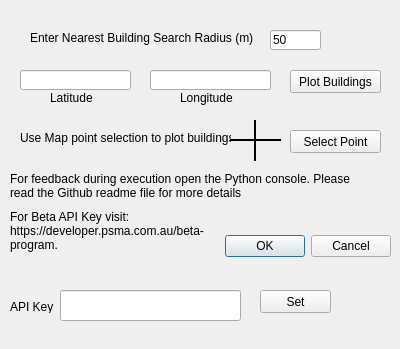
Before: the Qt Designer form nearest_building_dialog_base.ui in PSMA/beta-nearest-building, drawn with Qt 5.
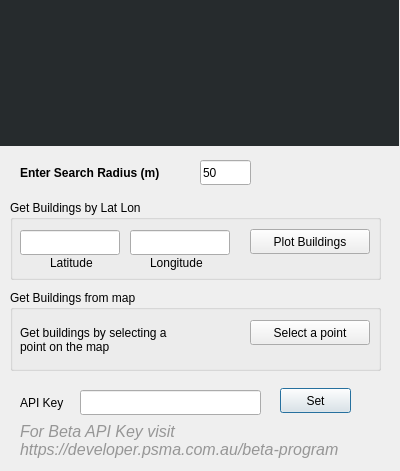
After: the same form once the commit is applied. Icons and pictures are not drawn.

What changed in the file:
```diff
--- a/nearest_building_dialog_base.ui
+++ b/nearest_building_dialog_base.ui
@@ -7,137 +7,45 @@
     <x>0</x>
     <y>0</y>
     <width>400</width>
-    <height>349</height>
+    <height>471</height>
    </rect>
   </property>
   <property name="windowTitle">
    <string>Nearest Building</string>
   </property>
-  <widget class="QDialogButtonBox" name="button_box">
+  <widget class="QLineEdit" name="input_radius">
    <property name="geometry">
     <rect>
-     <x>50</x>
-     <y>230</y>
-     <width>341</width>
-     <height>32</height>
-    </rect>
-   </property>
-   <property name="orientation">
-    <enum>Qt::Horizontal</enum>
-   </property>
-   <property name="standardButtons">
-    <set>QDialogButtonBox::Cancel|QDialogButtonBox::Ok</set>
-   </property>
-  </widget>
-  <widget class="QLineEdit" name="lineEdit">
-   <property name="geometry">
-    <rect>
-     <x>20</x>
-     <y>70</y>
-     <width>111</width>
-     <height>20</height>
-    </rect>
-   </property>
-  </widget>
-  <widget class="QLineEdit" name="lineEdit_2">
-   <property name="geometry">
-    <rect>
-     <x>150</x>
-     <y>70</y>
-     <width>121</width>
-     <height>20</height>
-    </rect>
-   </property>
-  </widget>
-  <widget class="QPushButton" name="pushButton">
-   <property name="geometry">
-    <rect>
-     <x>290</x>
-     <y>70</y>
-     <width>91</width>
-     <height>23</height>
-    </rect>
-   </property>
-   <property name="text">
-    <string>Plot Buildings</string>
-   </property>
-  </widget>
-  <widget class="QPushButton" name="pushButton_2">
-   <property name="geometry">
-    <rect>
-     <x>290</x>
-     <y>130</y>
-     <width>91</width>
-     <height>23</height>
-    </rect>
-   </property>
-   <property name="text">
-    <string>Select Point</string>
-   </property>
-  </widget>
-  <widget class="QLabel" name="label">
-   <property name="geometry">
-    <rect>
-     <x>20</x>
-     <y>130</y>
-     <width>211</width>
-     <height>16</height>
-    </rect>
-   </property>
-   <property name="text">
-    <string>Use Map point selection to plot buildings </string>
-   </property>
-  </widget>
-  <widget class="QLabel" name="label_2">
-   <property name="geometry">
-    <rect>
-     <x>50</x>
-     <y>90</y>
-     <width>47</width>
-     <height>16</height>
-    </rect>
-   </property>
-   <property name="text">
-    <string>Latitude</string>
-   </property>
-  </widget>
-  <widget class="QLabel" name="label_3">
-   <property name="geometry">
-    <rect>
-     <x>180</x>
-     <y>90</y>
-     <width>91</width>
-     <height>16</height>
-    </rect>
-   </property>
-   <property name="text">
-    <string>Longitude</string>
-   </property>
-  </widget>
-  <widget class="QLineEdit" name="lineEdit_3">
-   <property name="geometry">
-    <rect>
-     <x>270</x>
-     <y>30</y>
+     <x>200</x>
+     <y>160</y>
      <width>51</width>
-     <height>20</height>
+     <height>25</height>
     </rect>
    </property>
    <property name="text">
     <string>50</string>
    </property>
+   <property name="placeholderText">
+    <string>50</string>
+   </property>
   </widget>
   <widget class="QLabel" name="label_4">
    <property name="geometry">
     <rect>
-     <x>30</x>
-     <y>30</y>
-     <width>241</width>
-     <height>16</height>
+     <x>20</x>
+     <y>160</y>
+     <width>161</width>
+     <height>25</height>
     </rect>
    </property>
+   <property name="font">
+    <font>
+     <weight>75</weight>
+     <bold>true</bold>
+    </font>
+   </property>
    <property name="text">
-    <string>Enter Nearest Building Search Radius (m)</string>
+    <string>Enter Search Radius (m)</string>
    </property>
    <property name="textFormat">
     <enum>Qt::AutoText</enum>
@@ -146,93 +54,110 @@
   <widget class="QLabel" name="label_5">
    <property name="geometry">
     <rect>
-     <x>10</x>
-     <y>200</y>
-     <width>221</width>
-     <height>61</height>
-    </rect>
-   </property>
-   <property name="text">
-    <string>For Beta API Key visit:                                                                                    https://developer.psma.com.au/beta-program. </string>
-   </property>
-   <property name="wordWrap">
-    <bool>true</bool>
-   </property>
-  </widget>
-  <widget class="QLabel" name="label_6">
-   <property name="geometry">
-    <rect>
-     <x>10</x>
-     <y>170</y>
-     <width>351</width>
-     <height>31</height>
-    </rect>
-   </property>
-   <property name="text">
-    <string>For feedback during execution open the Python console. Please read the Github readme file for more details</string>
-   </property>
-   <property name="wordWrap">
-    <bool>true</bool>
-   </property>
-  </widget>
-  <widget class="Line" name="line">
-   <property name="geometry">
-    <rect>
-     <x>230</x>
-     <y>130</y>
-     <width>51</width>
-     <height>20</height>
-    </rect>
-   </property>
-   <property name="frameShadow">
-    <enum>QFrame::Plain</enum>
-   </property>
-   <property name="lineWidth">
-    <number>2</number>
-   </property>
-   <property name="orientation">
-    <enum>Qt::Horizontal</enum>
-   </property>
-  </widget>
-  <widget class="Line" name="line_2">
-   <property name="geometry">
-    <rect>
-     <x>220</x>
-     <y>120</y>
-     <width>71</width>
+     <x>20</x>
+     <y>420</y>
+     <width>331</width>
      <height>41</height>
     </rect>
    </property>
-   <property name="cursor">
-    <cursorShape>ArrowCursor</cursorShape>
+   <property name="palette">
+    <palette>
+     <active>
+      <colorrole role="WindowText">
+       <brush brushstyle="SolidPattern">
+        <color alpha="255">
+         <red>150</red>
+         <green>150</green>
+         <blue>150</blue>
+        </color>
+       </brush>
+      </colorrole>
+      <colorrole role="Text">
+       <brush brushstyle="SolidPattern">
+        <color alpha="255">
+         <red>115</red>
+         <green>115</green>
+         <blue>115</blue>
+        </color>
+       </brush>
+      </colorrole>
+     </active>
+     <inactive>
+      <colorrole role="WindowText">
+       <brush brushstyle="SolidPattern">
+        <color alpha="255">
+         <red>150</red>
+         <green>150</green>
+         <blue>150</blue>
+        </color>
+       </brush>
+      </colorrole>
+      <colorrole role="Text">
+       <brush brushstyle="SolidPattern">
+        <color alpha="255">
+         <red>115</red>
+         <green>115</green>
+         <blue>115</blue>
+        </color>
+       </brush>
+      </colorrole>
+     </inactive>
+     <disabled>
+      <colorrole role="WindowText">
+       <brush brushstyle="SolidPattern">
+        <color alpha="255">
+         <red>128</red>
+         <green>128</green>
+         <blue>128</blue>
+        </color>
+       </brush>
+      </colorrole>
+      <colorrole role="Text">
+       <brush brushstyle="SolidPattern">
+        <color alpha="255">
+         <red>128</red>
+         <green>128</green>
+         <blue>128</blue>
+        </color>
+       </brush>
+      </colorrole>
+     </disabled>
+    </palette>
    </property>
-   <property name="frameShadow">
-    <enum>QFrame::Plain</enum>
+   <property name="font">
+    <font>
+     <pointsize>12</pointsize>
+     <italic>true</italic>
+    </font>
    </property>
-   <property name="lineWidth">
-    <number>2</number>
+   <property name="text">
+    <string>For Beta API Key visit
+https://developer.psma.com.au/beta-program </string>
    </property>
-   <property name="orientation">
-    <enum>Qt::Vertical</enum>
+   <property name="wordWrap">
+    <bool>true</bool>
    </property>
   </widget>
   <widget class="QLineEdit" name="lineEdit_4">
    <property name="geometry">
     <rect>
-     <x>60</x>
-     <y>290</y>
+     <x>80</x>
+     <y>390</y>
      <width>181</width>
-     <height>31</height>
+     <height>25</height>
     </rect>
    </property>
+   <property name="echoMode">
+    <enum>QLineEdit::Normal</enum>
+   </property>
   </widget>
   <widget class="QLabel" name="label_7">
    <property name="geometry">
     <rect>
-     <x>10</x>
-     <y>300</y>
+     <x>20</x>
+     <y>390</y>
      <width>47</width>
-     <height>13</height>
+     <height>25</height>
     </rect>
    </property>
    <property name="text">
@@ -242,16 +167,318 @@
   <widget class="QPushButton" name="pushButton_3">
    <property name="geometry">
     <rect>
-     <x>260</x>
-     <y>290</y>
+     <x>280</x>
+     <y>388</y>
      <width>71</width>
-     <height>23</height>
+     <height>25</height>
     </rect>
    </property>
    <property name="text">
     <string>Set</string>
    </property>
   </widget>
+  <widget class="QLabel" name="img_geoscape_logo">
+   <property name="geometry">
+    <rect>
+     <x>20</x>
+     <y>20</y>
+     <width>271</width>
+     <height>121</height>
+    </rect>
+   </property>
+   <property name="text">
+    <string/>
+   </property>
+   <property name="pixmap">
+    <pixmap>:/plugins/nearest_building/geoscape.png</pixmap>
+   </property>
+  </widget>
+  <widget class="QGroupBox" name="GetByLatLon">
+   <property name="geometry">
+    <rect>
+     <x>10</x>
+     <y>200</y>
+     <width>371</width>
+     <height>80</height>
+    </rect>
+   </property>
+   <property name="title">
+    <string>Get Buildings by Lat Lon</string>
+   </property>
+   <property name="flat">
+    <bool>false</bool>
+   </property>
+   <widget class="QPushButton" name="btn_buildings_by_latlon">
+    <property name="geometry">
+     <rect>
+      <x>240</x>
+      <y>29</y>
+      <width>120</width>
+      <height>25</height>
+     </rect>
+    </property>
+    <property name="text">
+     <string>Plot Buildings</string>
+    </property>
+   </widget>
+   <widget class="QLabel" name="label_3">
+    <property name="geometry">
+     <rect>
+      <x>140</x>
+      <y>55</y>
+      <width>91</width>
+      <height>16</height>
+     </rect>
+    </property>
+    <property name="text">
+     <string>Longitude</string>
+    </property>
+   </widget>
+   <widget class="QLabel" name="label_2">
+    <property name="geometry">
+     <rect>
+      <x>40</x>
+      <y>55</y>
+      <width>81</width>
+      <height>16</height>
+     </rect>
+    </property>
+    <property name="text">
+     <string>Latitude</string>
+    </property>
+   </widget>
+   <widget class="QLineEdit" name="lineEdit_2">
+    <property name="geometry">
+     <rect>
+      <x>120</x>
+      <y>30</y>
+      <width>100</width>
+      <height>25</height>
+     </rect>
+    </property>
+   </widget>
+   <widget class="QLineEdit" name="lineEdit">
+    <property name="geometry">
+     <rect>
+      <x>10</x>
+      <y>30</y>
+      <width>100</width>
+      <height>25</height>
+     </rect>
+    </property>
+   </widget>
+  </widget>
+  <widget class="QGroupBox" name="GetByMap">
+   <property name="geometry">
+    <rect>
+     <x>10</x>
+     <y>290</y>
+     <width>371</width>
+     <height>81</height>
+    </rect>
+   </property>
+   <property name="title">
+    <string>Get Buildings from map</string>
+   </property>
+   <widget class="QPushButton" name="btn_get_buildings_by_map">
+    <property name="geometry">
+     <rect>
+      <x>240</x>
+      <y>30</y>
+      <width>120</width>
+      <height>25</height>
+     </rect>
+    </property>
+    <property name="text">
+     <string>Select a point</string>
+    </property>
+   </widget>
+   <widget class="QLabel" name="label">
+    <property name="geometry">
+     <rect>
+      <x>10</x>
+      <y>34</y>
+      <width>181</width>
+      <height>31</height>
+     </rect>
+    </property>
+    <property name="text">
+     <string>Get buildings by selecting a 
+point on the map</string>
+    </property>
+   </widget>
+  </widget>
+  <widget class="QLabel" name="logo_bg">
+   <property name="geometry">
+    <rect>
+     <x>-2</x>
+     <y>-5</y>
+     <width>401</width>
+     <height>151</height>
+    </rect>
+   </property>
+   <property name="palette">
+    <palette>
+     <active>
+      <colorrole role="Light">
+       <brush brushstyle="SolidPattern">
+        <color alpha="255">
+         <red>245</red>
+         <green>255</green>
+         <blue>54</blue>
+        </color>
+       </brush>
+      </colorrole>
+      <colorrole role="Midlight">
+       <brush brushstyle="SolidPattern">
+        <color alpha="255">
+         <red>254</red>
+         <green>198</green>
+         <blue>132</blue>
+        </color>
+       </brush>
+      </colorrole>
+      <colorrole role="Base">
+       <brush brushstyle="SolidPattern">
+        <color alpha="255">
+         <red>255</red>
+         <green>181</green>
+         <blue>97</blue>
+        </color>
+       </brush>
+      </colorrole>
+      <colorrole role="Window">
+       <brush brushstyle="SolidPattern">
+        <color alpha="255">
+         <red>38</red>
+         <green>43</green>
+         <blue>45</blue>
+        </color>
+       </brush>
+      </colorrole>
+      <colorrole role="AlternateBase">
+       <brush brushstyle="SolidPattern">
+        <color alpha="255">
+         <red>255</red>
+         <green>79</green>
+         <blue>171</blue>
+        </color>
+       </brush>
+      </colorrole>
+     </active>
+     <inactive>
+      <colorrole role="Light">
+       <brush brushstyle="SolidPattern">
+        <color alpha="255">
+         <red>245</red>
+         <green>255</green>
+         <blue>54</blue>
+        </color>
+       </brush>
+      </colorrole>
+      <colorrole role="Midlight">
+       <brush brushstyle="SolidPattern">
+        <color alpha="255">
+         <red>254</red>
+         <green>198</green>
+         <blue>132</blue>
+        </color>
+       </brush>
+      </colorrole>
+      <colorrole role="Base">
+       <brush brushstyle="SolidPattern">
+        <color alpha="255">
+         <red>255</red>
+         <green>181</green>
+         <blue>97</blue>
+        </color>
+       </brush>
+      </colorrole>
+      <colorrole role="Window">
+       <brush brushstyle="SolidPattern">
+        <color alpha="255">
+         <red>38</red>
+         <green>43</green>
+         <blue>45</blue>
+        </color>
+       </brush>
+      </colorrole>
+      <colorrole role="AlternateBase">
+       <brush brushstyle="SolidPattern">
+        <color alpha="255">
+         <red>255</red>
+         <green>79</green>
+         <blue>171</blue>
+        </color>
+       </brush>
+      </colorrole>
+     </inactive>
+     <disabled>
+      <colorrole role="Light">
+       <brush brushstyle="SolidPattern">
+        <color alpha="255">
+         <red>245</red>
+         <green>255</green>
+         <blue>54</blue>
+        </color>
+       </brush>
+      </colorrole>
+      <colorrole role="Midlight">
+       <brush brushstyle="SolidPattern">
+        <color alpha="255">
+         <red>254</red>
+         <green>198</green>
+         <blue>132</blue>
+        </color>
+       </brush>
+      </colorrole>
+      <colorrole role="Base">
+       <brush brushstyle="SolidPattern">
+        <color alpha="255">
+         <red>38</red>
+         <green>43</green>
+         <blue>45</blue>
+        </color>
+       </brush>
+      </colorrole>
+      <colorrole role="Window">
+       <brush brushstyle="SolidPattern">
+        <color alpha="255">
+         <red>38</red>
+         <green>43</green>
+         <blue>45</blue>
+        </color>
+       </brush>
+      </colorrole>
+      <colorrole role="AlternateBase">
+       <brush brushstyle="SolidPattern">
+        <color alpha="255">
+         <red>255</red>
+         <green>79</green>
+         <blue>171</blue>
+        </color>
+       </brush>
+      </colorrole>
+     </disabled>
+    </palette>
+   </property>
+   <property name="autoFillBackground">
+    <bool>true</bool>
+   </property>
+   <property name="text">
+    <string/>
+   </property>
+  </widget>
+  <zorder>logo_bg</zorder>
+  <zorder>input_radius</zorder>
+  <zorder>label_search_radius</zorder>
+  <zorder>label_beta_program</zorder>
+  <zorder>input_apikey</zorder>
+  <zorder>label_api_key</zorder>
+  <zorder>btn_api_set</zorder>
+  <zorder>img_geoscape_logo</zorder>
+  <zorder>GetByLatLon</zorder>
+  <zorder>GetByMap</zorder>
  </widget>
  <resources/>
  <connections>
```
Left out of the diff: 45 changed lines with no effect on the pictures.
